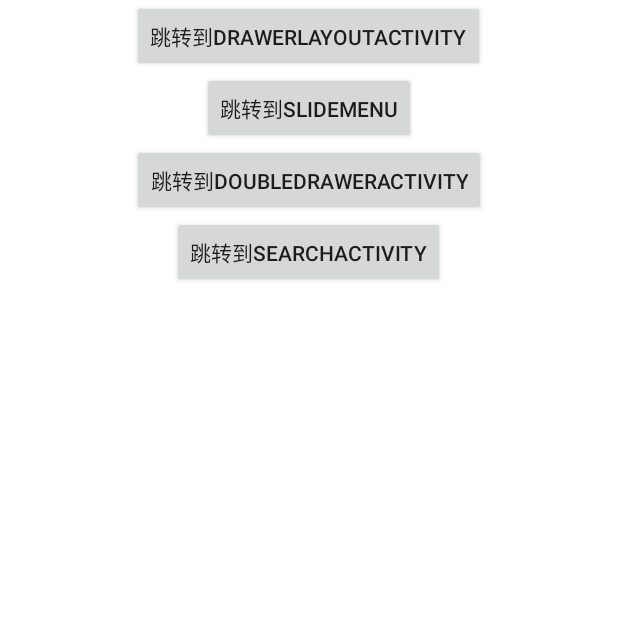
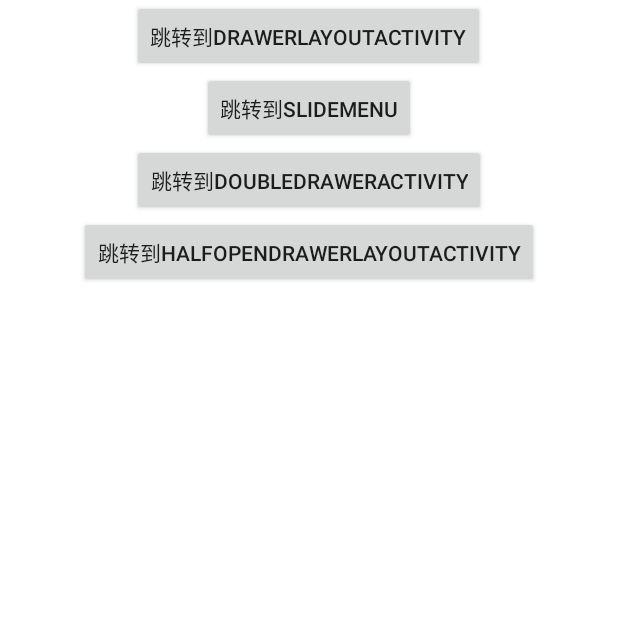
Before and after one commit to liaors/DrawerLayout, an Android app: the screen it shows after launch (MainActivity), on a phone screen of 412 x 824 dp, the top half of it. Run offline under Robolectric (Android 15) with nearby library versions, the phone set to English and light mode, and no system bars.

Commit message:
仿迅雷tv_自定义半开抽屉

```diff
--- a/app/src/main/res/layout/activity_main.xml
+++ b/app/src/main/res/layout/activity_main.xml
@@ -27,5 +27,5 @@
         android:id="@+id/start_search_activity_bt"
         android:layout_width="wrap_content"
         android:layout_height="wrap_content"
-        android:text="跳转到SearchActivity" />
+        android:text="跳转到HalfOpenDrawerLayoutActivity" />
 </LinearLayout>
```
Also changed, not shown: 1 other file.
